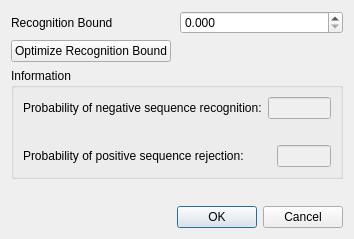
violethaze74/ugene, file src/plugins/expert_discovery/src/ui/ExpertDiscoverySetupRecBoundDialog.ui: the form before one commit.
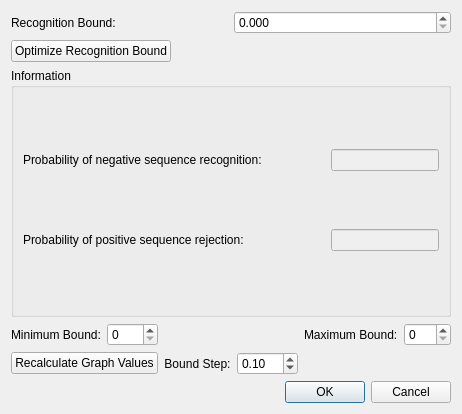
The form after the commit.

Commit message: UGENE-673: ExpertDiscovery recognition error graph

The edit to the form file:
```diff
--- a/src/plugins/expert_discovery/src/ui/ExpertDiscoverySetupRecBoundDialog.ui
+++ b/src/plugins/expert_discovery/src/ui/ExpertDiscoverySetupRecBoundDialog.ui
@@ -9,30 +9,20 @@
    <rect>
     <x>0</x>
     <y>0</y>
-    <width>304</width>
-    <height>239</height>
+    <width>462</width>
+    <height>414</height>
    </rect>
   </property>
   <property name="windowTitle">
    <string>Setup Recognition Bound</string>
   </property>
   <layout class="QGridLayout" name="gridLayout">
-   <item row="6" column="1">
-    <widget class="QDialogButtonBox" name="buttonBox">
-     <property name="orientation">
-      <enum>Qt::Horizontal</enum>
-     </property>
-     <property name="standardButtons">
-      <set>QDialogButtonBox::Cancel|QDialogButtonBox::Ok</set>
-     </property>
-    </widget>
-   </item>
    <item row="1" column="0" colspan="2">
     <layout class="QHBoxLayout" name="horizontalLayout">
      <item>
       <widget class="QLabel" name="label">
        <property name="text">
-        <string>Recognition Bound</string>
+        <string>Recognition Bound:</string>
        </property>
        <property name="buddy">
         <cstring>recBoundSpinBox</cstring>
@@ -51,7 +41,7 @@
         <number>3</number>
        </property>
        <property name="maximum">
-        <double>999999999.000000000000000</double>
+        <double>9999.000000000000000</double>
        </property>
        <property name="singleStep">
         <double>0.100000000000000</double>
@@ -60,7 +50,27 @@
      </item>
     </layout>
    </item>
-   <item row="3" column="0" colspan="2">
+   <item row="3" column="0">
+    <widget class="QPushButton" name="optimizeRecognitionBoundButton">
+     <property name="text">
+      <string>Optimize Recognition Bound</string>
+     </property>
+    </widget>
+   </item>
+   <item row="3" column="1">
+    <spacer name="horizontalSpacer_3">
+     <property name="orientation">
+      <enum>Qt::Horizontal</enum>
+     </property>
+     <property name="sizeHint" stdset="0">
+      <size>
+       <width>40</width>
+       <height>20</height>
+      </size>
+     </property>
+    </spacer>
+   </item>
+   <item row="4" column="0" colspan="2">
     <widget class="QGroupBox" name="groupBox">
      <property name="title">
       <string>Information</string>
@@ -103,19 +113,6 @@
         </item>
        </layout>
       </item>
-      <item>
-       <spacer name="verticalSpacer_2">
-        <property name="orientation">
-         <enum>Qt::Vertical</enum>
-        </property>
-        <property name="sizeHint" stdset="0">
-         <size>
-          <width>20</width>
-          <height>40</height>
-         </size>
-        </property>
-       </spacer>
-      </item>
       <item>
        <layout class="QHBoxLayout" name="horizontalLayout_2">
         <item>
@@ -156,39 +153,123 @@
      </layout>
     </widget>
    </item>
-   <item row="4" column="1">
-    <spacer name="verticalSpacer">
-     <property name="orientation">
-      <enum>Qt::Vertical</enum>
+   <item row="6" column="0" colspan="2">
+    <layout class="QHBoxLayout" name="graphLayout">
+     <property name="sizeConstraint">
+      <enum>QLayout::SetDefaultConstraint</enum>
      </property>
-     <property name="sizeHint" stdset="0">
-      <size>
-       <width>20</width>
-       <height>40</height>
-      </size>
-     </property>
-    </spacer>
+    </layout>
    </item>
-   <item row="2" column="1">
-    <spacer name="horizontalSpacer_3">
+   <item row="12" column="1">
+    <widget class="QDialogButtonBox" name="buttonBox">
      <property name="orientation">
       <enum>Qt::Horizontal</enum>
      </property>
-     <property name="sizeHint" stdset="0">
-      <size>
-       <width>40</width>
-       <height>20</height>
-      </size>
-     </property>
-    </spacer>
-   </item>
-   <item row="2" column="0">
-    <widget class="QPushButton" name="optimizeRecognitionBoundButton">
-     <property name="text">
-      <string>Optimize Recognition Bound</string>
+     <property name="standardButtons">
+      <set>QDialogButtonBox::Cancel|QDialogButtonBox::Ok</set>
      </property>
     </widget>
    </item>
+   <item row="7" column="0" colspan="2">
+    <layout class="QGridLayout" name="gridLayout_2">
+     <item row="0" column="0">
+      <widget class="QLabel" name="label_4">
+       <property name="text">
+        <string>Minimum Bound:</string>
+       </property>
+       <property name="buddy">
+        <cstring>minBoundSpin</cstring>
+       </property>
+      </widget>
+     </item>
+     <item row="0" column="1">
+      <widget class="QSpinBox" name="minBoundSpin">
+       <property name="maximum">
+        <number>999</number>
+       </property>
+      </widget>
+     </item>
+     <item row="0" column="2">
+      <spacer name="horizontalSpacer_4">
+       <property name="orientation">
+        <enum>Qt::Horizontal</enum>
+       </property>
+       <property name="sizeHint" stdset="0">
+        <size>
+         <width>40</width>
+         <height>20</height>
+        </size>
+       </property>
+      </spacer>
+     </item>
+     <item row="0" column="5">
+      <widget class="QLabel" name="label_5">
+       <property name="text">
+        <string>Maximum Bound:</string>
+       </property>
+       <property name="buddy">
+        <cstring>maxBoundSpin</cstring>
+       </property>
+      </widget>
+     </item>
+     <item row="0" column="6">
+      <widget class="QSpinBox" name="maxBoundSpin">
+       <property name="maximum">
+        <number>999</number>
+       </property>
+      </widget>
+     </item>
+     <item row="1" column="2">
+      <widget class="QLabel" name="label_6">
+       <property name="layoutDirection">
+        <enum>Qt::LeftToRight</enum>
+       </property>
+       <property name="text">
+        <string>Bound Step:</string>
+       </property>
+       <property name="alignment">
+        <set>Qt::AlignCenter</set>
+       </property>
+       <property name="buddy">
+        <cstring>stepSpin</cstring>
+       </property>
+      </widget>
+     </item>
+     <item row="0" column="3">
+      <spacer name="horizontalSpacer_5">
+       <property name="orientation">
+        <enum>Qt::Horizontal</enum>
+       </property>
+       <property name="sizeHint" stdset="0">
+        <size>
+         <width>40</width>
+         <height>20</height>
+        </size>
+       </property>
+      </spacer>
+     </item>
+     <item row="1" column="3">
+      <widget class="QDoubleSpinBox" name="stepSpin">
+       <property name="maximum">
+        <double>50.000000000000000</double>
+       </property>
+       <property name="singleStep">
+        <double>0.100000000000000</double>
+       </property>
+       <property name="value">
+        <double>0.100000000000000</double>
+       </property>
+      </widget>
+     </item>
+     <item row="1" column="0" colspan="2">
+      <widget class="QPushButton" name="calculateButton">
+       <property name="text">
+        <string>Recalculate Graph Values</string>
+       </property>
+      </widget>
+     </item>
+    </layout>
+   </item>
   </layout>
  </widget>
  <tabstops>
```
Left out of the diff: 6 changed lines with no effect on the pictures. The commit also changes 7 other files.
